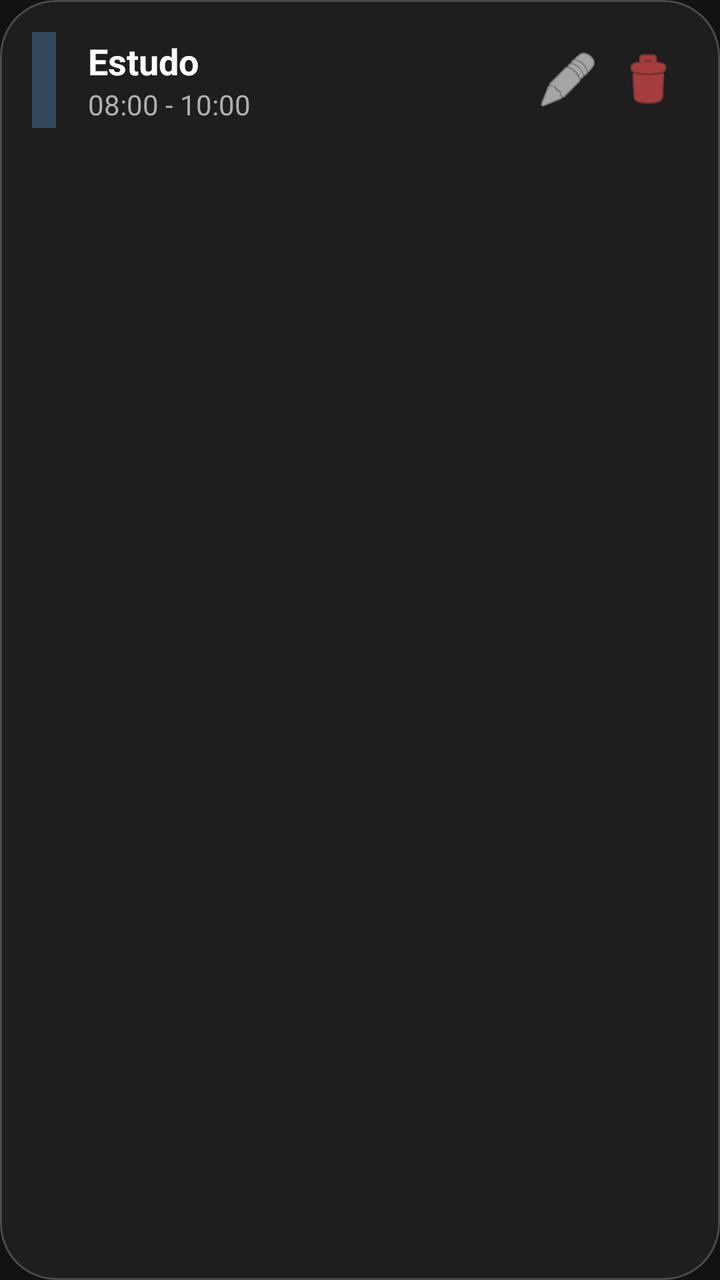
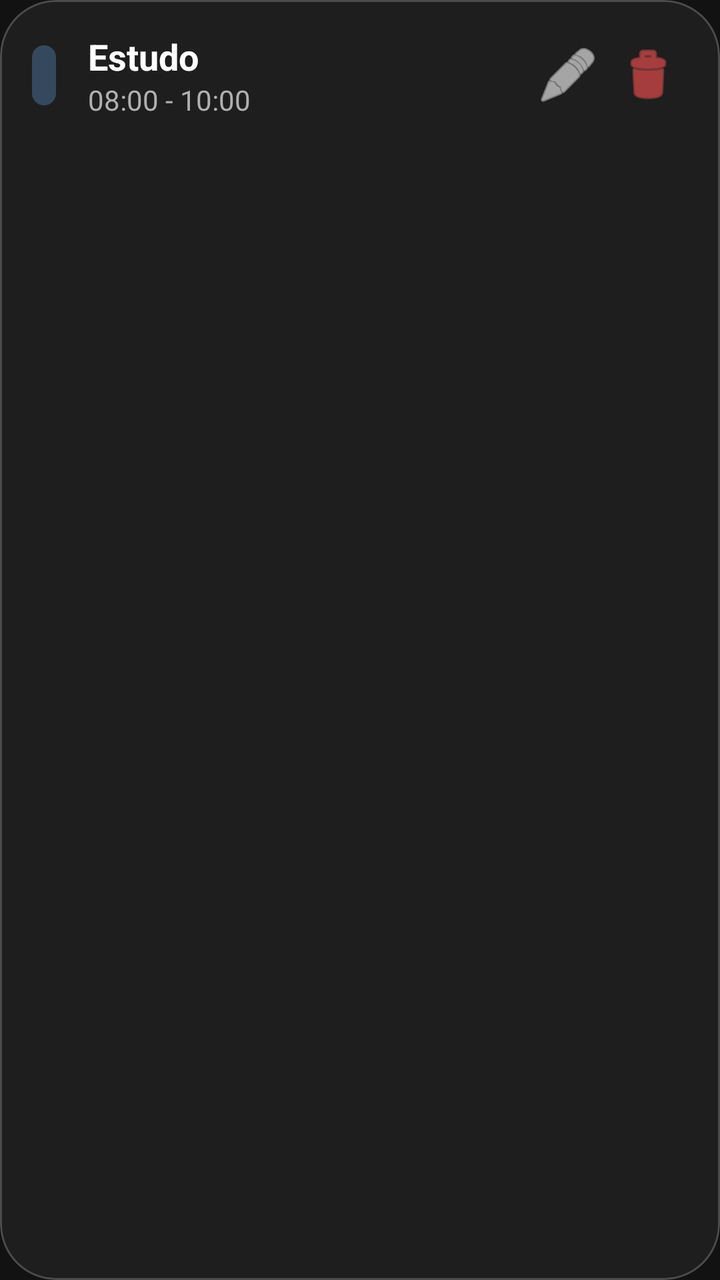

The first picture is an Android layout as it rendered before a commit; the second is the same layout after the commit. The layout source and the unified diff follow.
<!-- AndroidManifest.xml: application theme Theme.FlowWidget -->
<!-- res/layout/item_routine.xml -->
<?xml version="1.0" encoding="utf-8"?>
<com.google.android.material.card.MaterialCardView xmlns:android="http://schemas.android.com/apk/res/android"
    xmlns:app="http://schemas.android.com/apk/res-auto"
    android:layout_width="match_parent"
    android:layout_height="wrap_content"
    android:layout_marginHorizontal="16dp"
    android:layout_marginVertical="8dp"
    app:cardBackgroundColor="#1E1E1E"
    app:cardCornerRadius="28dp"
    app:cardElevation="0dp"
    app:strokeWidth="1dp"
    app:strokeColor="#33FFFFFF">

    <LinearLayout
        android:layout_width="match_parent"
        android:layout_height="wrap_content"
        android:gravity="center_vertical"
        android:orientation="horizontal"
        android:padding="16dp">

        <View
            android:id="@+id/view_color_indicator"
            android:layout_width="12dp"
            android:layout_height="48dp"
            android:background="@android:color/white"
            android:backgroundTint="#34495e" />

        <LinearLayout
            android:layout_width="0dp"
            android:layout_height="wrap_content"
            android:layout_marginStart="16dp"
            android:layout_weight="1"
            android:orientation="vertical">

            <TextView
                android:id="@+id/tv_routine_name"
                android:layout_width="wrap_content"
                android:layout_height="wrap_content"
                android:text="Estudo"
                android:textColor="#FFFFFF"
                android:textSize="18sp"
                android:textStyle="bold" />

            <TextView
                android:id="@+id/tv_routine_time"
                android:layout_width="wrap_content"
                android:layout_height="wrap_content"
                android:text="08:00 - 10:00"
                android:textColor="#B0B0B0"
                android:textSize="14sp" />
        </LinearLayout>

        <ImageButton
            android:id="@+id/btn_edit"
            android:layout_width="40dp"
            android:layout_height="40dp"
            android:background="?attr/selectableItemBackgroundBorderless"
            android:src="@android:drawable/ic_menu_edit"
            app:tint="#FFFFFF" />

        <ImageButton
            android:id="@+id/btn_delete"
            android:layout_width="40dp"
            android:layout_height="40dp"
            android:background="?attr/selectableItemBackgroundBorderless"
            android:src="@android:drawable/ic_menu_delete"
            app:tint="#FF5252" />

    </LinearLayout>
</com.google.android.material.card.MaterialCardView>
<!-- resources referenced by this layout -->
<resources>
  <style name="Theme.FlowWidget" parent="Theme.Material3.DayNight.NoActionBar">
          
          <item name="colorPrimary">#FFFFFF</item>
          <item name="android:windowBackground">#121212</item>
          <item name="android:statusBarColor">#121212</item>
      </style>
</resources>

<!-- the commit's change to res/layout/item_routine.xml (unified diff, before → after) -->
@@ -21,8 +21,8 @@
         <View
             android:id="@+id/view_color_indicator"
             android:layout_width="12dp"
-            android:layout_height="48dp"
-            android:background="@android:color/white"
+            android:layout_height="30dp"
+            android:background="@drawable/bg_routine_indicator"
             android:backgroundTint="#34495e" />
 
         <LinearLayout
<!-- resource entries referenced after the edit -->
@@ -1,5 +1,12 @@
 <!-- resources referenced by this layout -->
 <resources>
+  <!-- drawable bg_routine_indicator (drawable) -->
+  <?xml version="1.0" encoding="utf-8"?>
+  <shape xmlns:android="http://schemas.android.com/apk/res/android"
+      android:shape="rectangle">
+      <solid android:color="@android:color/white" />
+      <corners android:radius="6dp" />
+  </shape>
   <style name="Theme.FlowWidget" parent="Theme.Material3.DayNight.NoActionBar">
           
           <item name="colorPrimary">#FFFFFF</item>
